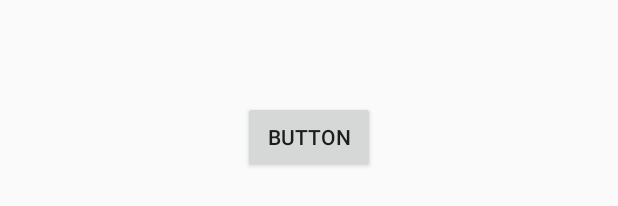
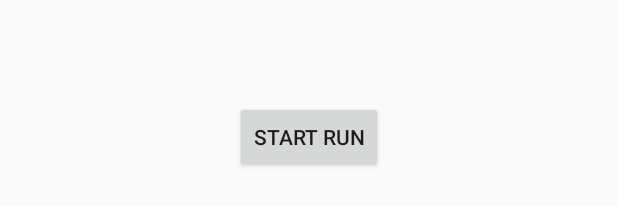
Before and after one commit to simplyaduck/IntervalRunning, an Android app: the layout activity_start_run.xml on its own in the app's theme, with its tools: preview values and no code run, on a phone screen of 412 x 824 dp. Shown: the part 330-536 px from the top of the screen. Run offline under Robolectric (Android 15) with nearby library versions, the phone set to English and light mode, and no system bars.

Commit message:
not sure what im commiting

```diff
--- a/app/src/main/java/com/example/intervalrunning/StartRun.java
+++ b/app/src/main/java/com/example/intervalrunning/StartRun.java
@@ -7,6 +7,7 @@ import android.database.Cursor;
 import android.database.sqlite.SQLiteDatabase;
 import android.database.sqlite.SQLiteStatement;
 import android.os.Bundle;
+import android.view.View;
 import android.widget.TextView;
 
 public class StartRun extends AppCompatActivity {
@@ -55,4 +56,9 @@ public class StartRun extends AppCompatActivity {
 
         c.moveToFirst();
     }
+
+
+    public void startRun(View view){
+
+    }
 }
--- a/app/src/main/res/layout/activity_start_run.xml
+++ b/app/src/main/res/layout/activity_start_run.xml
@@ -40,7 +40,8 @@
         android:layout_marginEnd="162dp"
         android:layout_marginRight="162dp"
         android:layout_marginBottom="20dp"
-        android:text="Button"
+        android:onClick="startRun"
+        android:text="Start Run"
         app:layout_constraintBottom_toTopOf="@+id/splits"
         app:layout_constraintEnd_toEndOf="parent"
         app:layout_constraintStart_toStartOf="parent"
```
